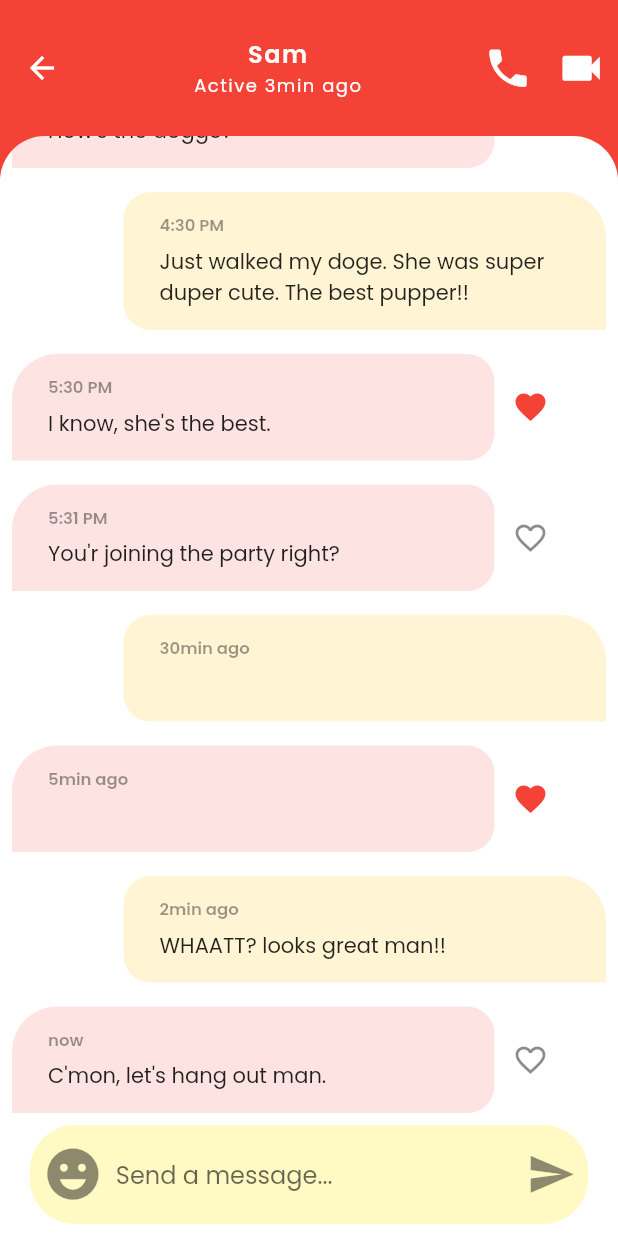
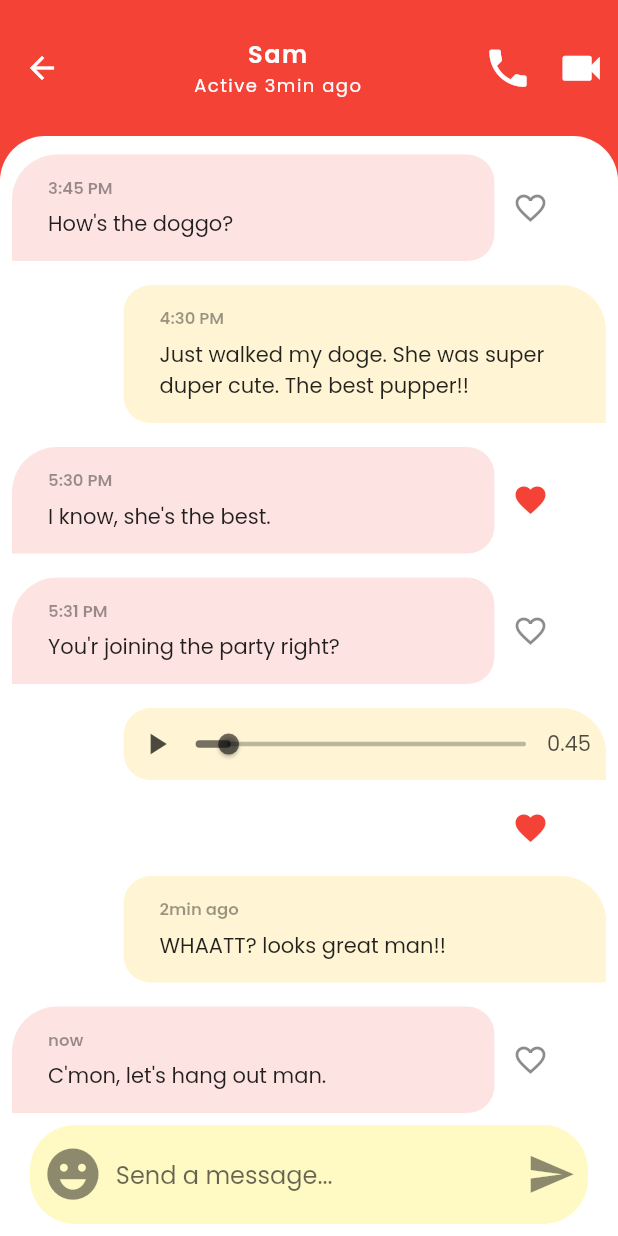
Before and after one commit to Dzaky02/flutter_ui_chat, a Flutter app: the screen it shows after launch, after a tap on "Skip", after a tap on "Sam", on a phone screen of 412 x 824 dp. Run offline on Flutter 3.47's test engine with Material 2 defaults, Android fonts, the phone set to English and light mode, and no system bars; our stand-ins replace google_fonts.

Commit message:
Audio message type.

```diff
--- a/lib/pages/chat_page.dart
+++ b/lib/pages/chat_page.dart
@@ -14,6 +14,72 @@ class ChatPage extends StatefulWidget {
 }
 
 class _ChatPageState extends State<ChatPage> {
+  Widget contentGenerator(Message message, bool isMe) {
+    switch (message.messageType) {
+      case ChatMessageType.text:
+        return Column(
+          crossAxisAlignment: CrossAxisAlignment.start,
+          children: [
+            Text(
+              message.time,
+              style: GoogleFonts.poppins(
+                color: Colors.black.withOpacity(0.4),
+                fontSize: 11,
+                fontWeight: FontWeight.w600,
+              ),
+            ),
+            SizedBox(height: 6),
+            Text(
+              message.text,
+              style: GoogleFonts.poppins(),
+            ),
+          ],
+        );
+      case ChatMessageType.audio:
+        return Padding(
+          padding: const EdgeInsets.all(10),
+          child: Row(
+            children: [
+              Icon(
+                Icons.play_arrow,
+                color: Colors.black.withOpacity(0.7),
+              ),
+              Expanded(
+                child: SliderTheme(
+                  data: SliderTheme.of(context).copyWith(
+                    trackHeight: 3.0,
+                    thumbShape: RoundSliderThumbShape(enabledThumbRadius: 7.0),
+                    overlayColor: Colors.black.withAlpha(32),
+                    overlayShape: RoundSliderOverlayShape(overlayRadius: 14.0),
+                  ),
+                  child: Slider(
+                    value: 10,
+                    min: 0,
+                    max: 100,
+                    onChanged: (double value) {},
+                    activeColor: Colors.black54,
+                    inactiveColor: Colors.black26,
+                  ),
+                ),
+              ),
+              Text(
+                '0.45',
+                style: GoogleFonts.poppins(
+                  color: Colors.black.withOpacity(0.7),
+                  fontSize: 14,
+                  fontWeight: FontWeight.w400,
+                ),
+              ),
+            ],
+          ),
+        );
+      case ChatMessageType.video:
+        return Container();
+      default:
+        return Container();
+    }
+  }
+
   _buildMessage(Message message, bool isMe, Size size) {
     return Row(
       children: [
@@ -25,10 +91,12 @@ class _ChatPageState extends State<ChatPage> {
               left: isMe ? size.width * 0.2 : 8,
               right: isMe ? 8 : 0,
             ),
-            padding: EdgeInsets.symmetric(
+            padding: (message.messageType == ChatMessageType.text)
+                ? EdgeInsets.symmetric(
                     horizontal: 24,
                     vertical: 14,
-            ),
+                  )
+                : EdgeInsets.all(0),
             decoration: BoxDecoration(
               color: isMe
                   ? Colors.amber.withOpacity(0.17)
@@ -45,24 +113,7 @@ class _ChatPageState extends State<ChatPage> {
                       bottomRight: Radius.circular(18),
                     ),
             ),
-            child: Column(
-              crossAxisAlignment: CrossAxisAlignment.start,
-              children: [
-                Text(
-                  message.time,
-                  style: GoogleFonts.poppins(
-                    color: Colors.black.withOpacity(0.4),
-                    fontSize: 11,
-                    fontWeight: FontWeight.w600,
-                  ),
-                ),
-                SizedBox(height: 6),
-                Text(
-                  message.text,
-                  style: GoogleFonts.poppins(),
-                ),
-              ],
-            ),
+            child: contentGenerator(message, isMe),
           ),
         ),
         Container(
@@ -157,7 +208,6 @@ class _ChatPageState extends State<ChatPage> {
             child: Stack(
               children: [
                 Container(
-                  child: Expanded(
                   child: ListView.builder(
                     padding: EdgeInsets.only(
                         top: 15, bottom: size.height * 0.08 + 8),
@@ -168,7 +218,6 @@ class _ChatPageState extends State<ChatPage> {
                       bool isMe = message.sender.id == currentUser.id;
                       return _buildMessage(message, isMe, size);
                     },
-                    ),
                   ),
                 ),
                 Align(
```
Lines whose indentation alone changed are shown as unchanged.
